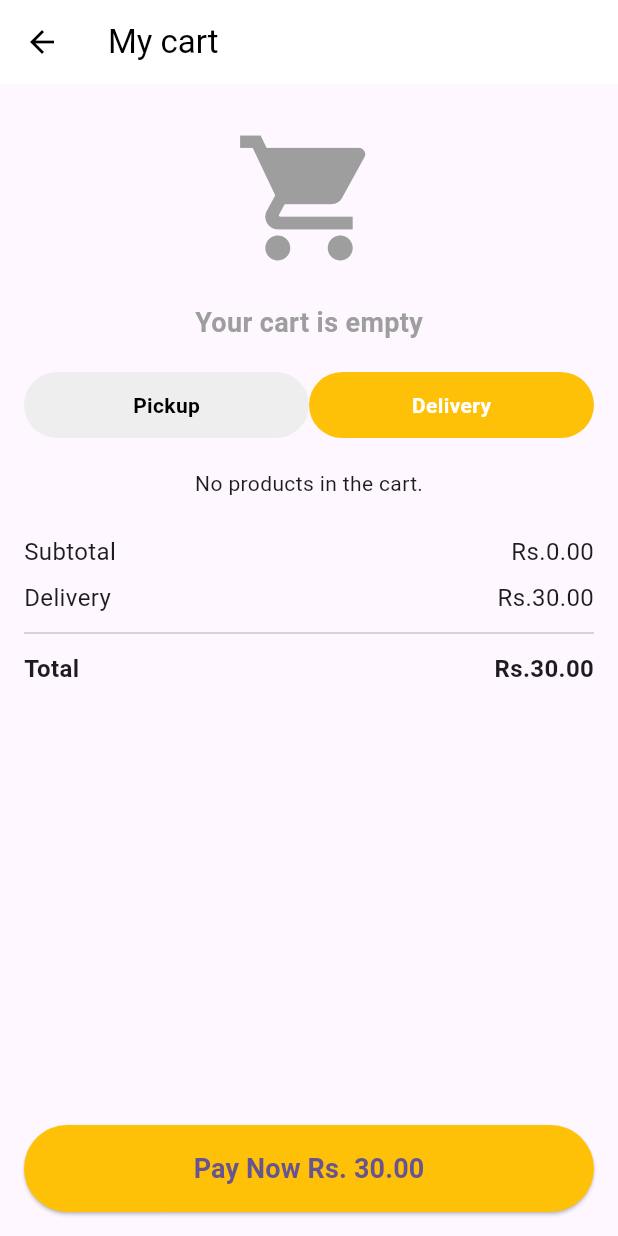
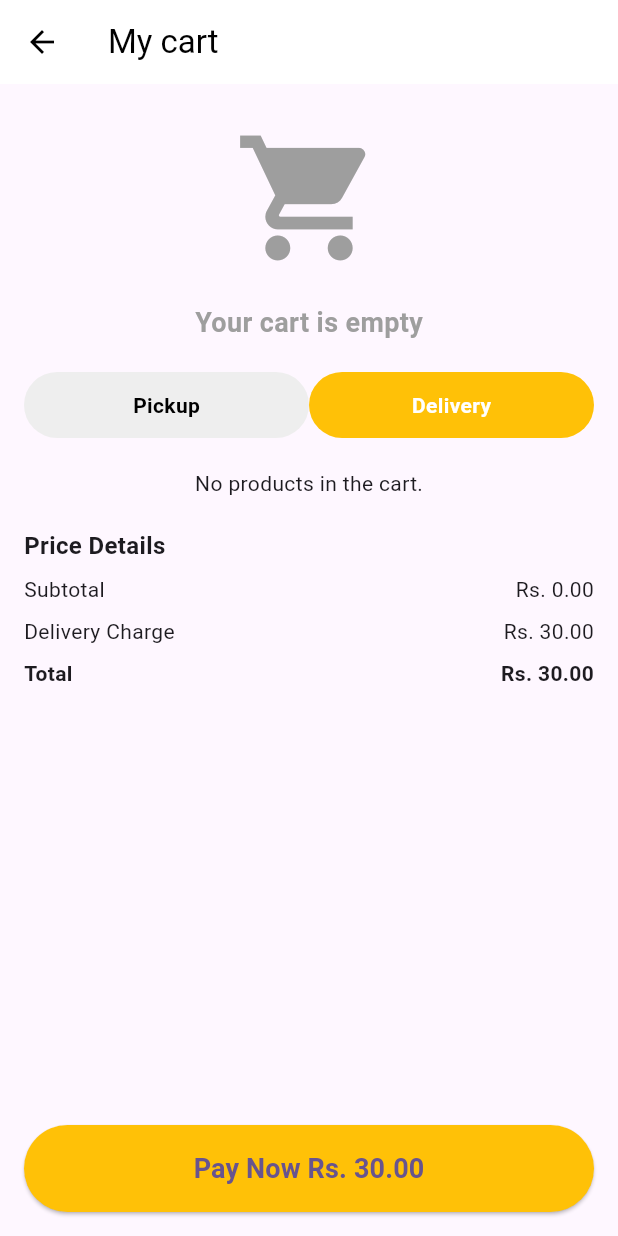
Before and after one commit to mrabdulla3/AgriBazaar, a Flutter app: the Cart screen opened directly, on a phone screen of 412 x 824 dp. Run offline on Flutter 3.47's test engine with Material 3 defaults, Android fonts, the phone set to English and light mode, and no system bars; our stand-ins replace cloud_firestore, firebase_auth, firebase_core, firebase_storage, google_fonts, google_sign_in and 2 more; accounts and stored records are empty.

Commit message:
Cart item remove functionality added

```diff
--- a/lib/Buyers/cart.dart
+++ b/lib/Buyers/cart.dart
@@ -32,14 +32,12 @@ class CartState extends State<Cart> {
         cartProducts = cartItem.docs.map((doc) {
           Map<String, dynamic> data = doc.data() as Map<String, dynamic>;
 
-          // Ensure productPrice is always a double
           double productPrice = (data['productPrice'] is int)
-              ? (data['productPrice'] as int)
-                  .toDouble() // Convert int to double
-              : (data['productPrice'] as double? ??
-                  0.0); // Use 0.0 if it's null
+              ? (data['productPrice'] as int).toDouble()
+              : (data['productPrice'] as double? ?? 0.0);
 
           return {
+            'documentId': doc.id,
             'productImage': data['productImage'] ?? 'assets/splashImg.jpg',
             'address': data['address'] ?? '149, Sunset Ave, Los Angeles, CA',
             'productname': data['productname'] ?? 'Unknown Product',
@@ -47,10 +45,31 @@ class CartState extends State<Cart> {
             'quantity': data['quantity'] is int ? data['quantity'] : 1,
           };
         }).toList();
-        print(cartProducts);
       });
     } catch (e) {
       print("Error fetching cart items: $e");
+    }
+  }
+
+  void removeCartItem(int index) async {
+    try {
+      String docId = cartProducts[index]['documentId'];
+      await FirebaseFirestore.instance
+          .collection('carts')
+          .doc(widget.user!.uid)
+          .collection('item')
+          .doc(docId)
+          .delete();
+
+      setState(() {
+        cartProducts.removeAt(index);
+      });
+      ScaffoldMessenger.of(context)
+          .showSnackBar(const SnackBar(content: Text('Cart item removed')));
+    } catch (e) {
+      print("Error deleting cart item: $e");
+      ScaffoldMessenger.of(context)
+          .showSnackBar(const SnackBar(content: Text('Failed to remove item')));
     }
   }
 
@@ -62,6 +81,7 @@ class CartState extends State<Cart> {
       subtotal += productPrice;
     }
     double total = subtotal + (isPickup ? 0 : deliveryCharge);
+
     return Scaffold(
       appBar: AppBar(
         title: const Text(
@@ -119,10 +139,13 @@ class CartState extends State<Cart> {
       );
     } else {
       return Column(
-        children: cartProducts.map((product) {
+        children: cartProducts.asMap().entries.map((entry) {
+          int index = entry.key;
+          var product = entry.value;
           return Column(
             children: [
               _buildCartItem(
+                index: index, // Pass index here
                 imageUrl: product['productImage'] ?? 'assets/splashImg.jpg',
                 title: product['productname'] ?? 'Unknown Product',
                 price: product['productPrice'] ?? 0.0,
@@ -149,6 +172,7 @@ class CartState extends State<Cart> {
   }
 
   Widget _buildCartItem({
+    required int index, // Add index parameter
     required String imageUrl,
     required String title,
     required double price,
@@ -158,7 +182,10 @@ class CartState extends State<Cart> {
   }) {
     return Row(
       children: [
-        Image.network(imageUrl, width: 50, height: 50),
+        Image.network(imageUrl, width: 50, height: 50,
+            errorBuilder: (context, error, stackTrace) {
+          return Image.asset('assets/splashImg.jpg', width: 50, height: 50);
+        }),
         const SizedBox(width: 16),
         Expanded(
           child: Column(
@@ -186,11 +213,14 @@ class CartState extends State<Cart> {
               onPressed: onAdd,
             ),
             IconButton(
-                onPressed: () {},
+              onPressed: () {
+                removeCartItem(index); // Pass index here for deletion
+              },
               icon: const Icon(
                 Icons.delete,
                 color: Color.fromARGB(255, 233, 18, 3),
-                ))
+              ),
+            ),
           ],
         ),
       ],
@@ -254,7 +284,7 @@ class CartState extends State<Cart> {
           mainAxisAlignment: MainAxisAlignment.spaceBetween,
           children: [
             Text(
-              address, // Show the address only once
+              address,
               style: const TextStyle(fontSize: 14),
             ),
             GestureDetector(
@@ -293,37 +323,44 @@ class CartState extends State<Cart> {
 
   Widget _buildPriceDetails(double subtotal, double total) {
     return Column(
+      crossAxisAlignment: CrossAxisAlignment.start,
       children: [
-        _buildPriceRow("Subtotal", subtotal),
-        _buildPriceRow("Delivery", isPickup ? 0 : deliveryCharge),
-        const Divider(),
-        _buildPriceRow("Total", total, isBold: true),
-      ],
-    );
-  }
-
-  Widget _buildPriceRow(String title, double amount, {bool isBold = false}) {
-    return Padding(
-      padding: const EdgeInsets.symmetric(vertical: 4.0),
-      child: Row(
+        const Text(
+          "Price Details",
+          style: TextStyle(fontWeight: FontWeight.bold, fontSize: 16),
+        ),
+        const SizedBox(height: 8),
+        Row(
           mainAxisAlignment: MainAxisAlignment.spaceBetween,
           children: [
-          Text(
-            title,
-            style: TextStyle(
-              fontSize: 16,
-              fontWeight: isBold ? FontWeight.bold : FontWeight.normal,
+            const Text("Subtotal"),
+            Text("Rs. ${subtotal.toStringAsFixed(2)}"),
+          ],
         ),
+        const SizedBox(height: 8),
+        if (!isPickup)
+          Row(
+            mainAxisAlignment: MainAxisAlignment.spaceBetween,
+            children: [
+              const Text("Delivery Charge"),
+              Text("Rs. ${deliveryCharge.toStringAsFixed(2)}"),
+            ],
+          ),
+        const SizedBox(height: 8),
+        Row(
+          mainAxisAlignment: MainAxisAlignment.spaceBetween,
+          children: [
+            const Text(
+              "Total",
+              style: TextStyle(fontWeight: FontWeight.bold),
             ),
             Text(
-            "Rs.${amount.toStringAsFixed(2)}",
-            style: TextStyle(
-              fontSize: 16,
-              fontWeight: isBold ? FontWeight.bold : FontWeight.normal,
-            ),
+              "Rs. ${total.toStringAsFixed(2)}",
+              style: const TextStyle(fontWeight: FontWeight.bold),
             ),
           ],
         ),
+      ],
     );
   }
 
```
Lines whose indentation alone changed are shown as unchanged.
